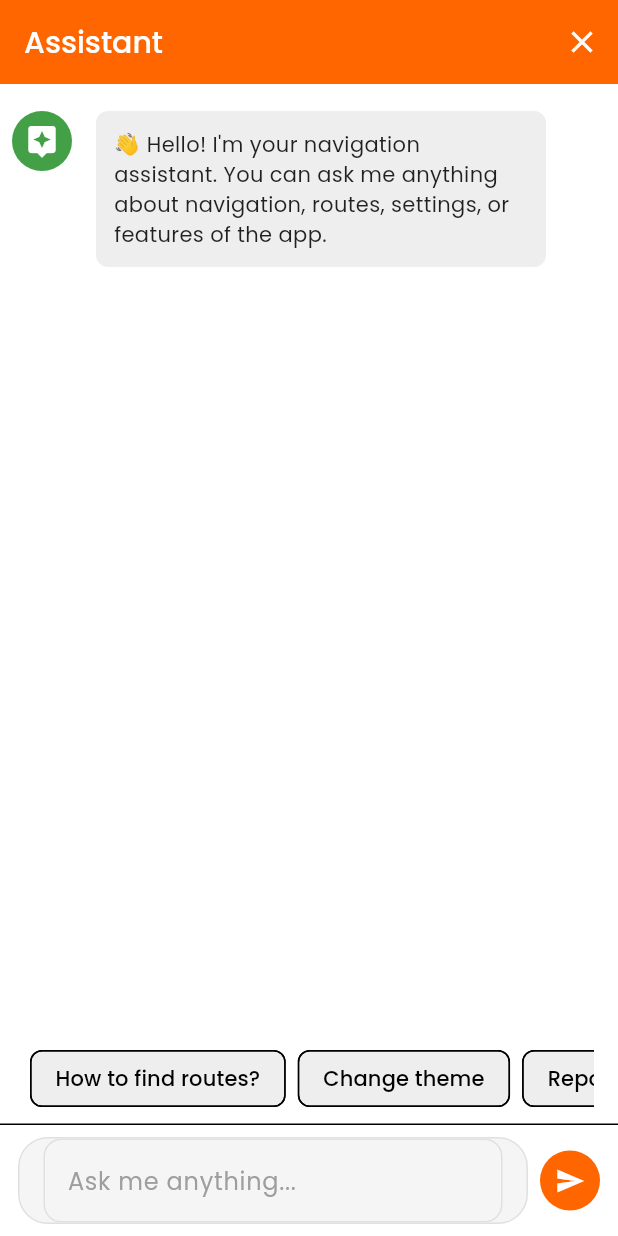
After one commit to team-evian-fiicode25/consumer, a Flutter app: the ChatbotScreen screen opened by its route, after a tap on the "send" icon, on a phone screen of 412 x 824 dp. The commit adds this screen. Run offline on Flutter 3.47's test engine with Material 3 defaults, Android fonts, the phone set to English and light mode, and no system bars; our stand-ins replace equatable, flutter_bloc, flutter_secure_storage, geolocator, go_router, google_fonts and 4 more; missing offline and left inert: libphonenumber_plugin, noise_meter; accounts and stored records are empty; network calls fail.

Commit message:
Implement chatbot service

```diff
--- /dev/null
+++ b/frontend/lib/core/services/chat_service.dart
@@ -0,0 +1,82 @@
+import 'package:flutter/foundation.dart';
+import 'http_service.dart' as http;
+
+class ChatService {
+  final http.HttpService _httpService = http.HttpService(baseUrl: "http://10.0.2.2:8888");
+  static const String _sendMessageEndpoint = "/send_message";
+  static const String _getMessagesEndpoint = "/messages";
+
+  Future<Map<String, dynamic>> sendMessage(String userId, String message) async {
+    try {
+      final response = await _httpService.request(
+        endpoint: _sendMessageEndpoint,
+        method: 'POST',
+        body: {
+          "userId": userId,
+          "message": message,
+        },
+      );
+
+      if (response.containsKey("error")) {
+        throw Exception(response["error"]);
+      }
+
+      return response;
+    } catch (e) {
+      debugPrint('Error sending message: $e');
+
+      return {
+        "chatBotReply": {
+          "text": "I'm sorry, I can't access the server right now. Please try again later.",
+        }
+      };
+    }
+  }
+
+  Future<List<dynamic>> getMessages(String userId) async {
+    try {
+      final response = await _httpService.request(
+        endpoint: _getMessagesEndpoint,
+        method: 'POST',
+        body: {
+          "userId": userId,
+        },
+      );
+
+      if (response.containsKey("error")) {
+        throw Exception(response["error"]);
+      }
+
+      List<dynamic> messagesList = [];
+
+      if (response.containsKey("messages")) {
+        final messages = response["messages"];
+        if (messages is List) {
+          messagesList = messages;
+        }
+      }
+      else if (response.containsKey("0")) {
+        int i = 0;
+        while (response.containsKey(i.toString())) {
+          messagesList.add(response[i.toString()]);
+          i++;
+        }
+      }
+      else {
+        try {
+          final list = response["data"] ?? [];
+          if (list is List) {
+            messagesList = list;
+          }
+        } catch (e) {
+          debugPrint('Error parsing messages: $e');
+        }
+      }
+
+      return messagesList;
+    } catch (e) {
+      debugPrint('Error fetching messages: $e');
+      return [];
+    }
+  }
+}
--- a/frontend/lib/router/router.dart
+++ b/frontend/lib/router/router.dart
@@ -13,6 +13,7 @@ import '../screens/settings/settings_page.dart';
 import '../screens/profile/profile_page.dart';
 import '../screens/awards/awards_page.dart';
 import '../screens/settings/settings_options_page.dart';
+import '../screens/chatbot/chatbot_screen.dart';
 
 final GoRouter router = GoRouter(
   redirect: (context, state) {
@@ -89,5 +90,10 @@ final GoRouter router = GoRouter(
       name: 'settings-options',
       builder: (context, state) => const SettingsOptionsPage(),
     ),
+    GoRoute(
+      path: '/chatbot',
+      name: 'chatbot',
+      builder: (context, state) => const ChatbotScreen(),
+    ),
   ],
 );
--- /dev/null
+++ b/frontend/lib/screens/chatbot/chatbot_screen.dart
@@ -0,0 +1,458 @@
+import 'package:flutter/material.dart';
+import 'package:go_router/go_router.dart';
+import '../../core/services/chat_service.dart';
+
+class ChatMessage {
+  final String text;
+  final bool isUser;
+  final Map<String, dynamic>? settingsResponse;
+
+  ChatMessage({
+    required this.text,
+    required this.isUser,
+    this.settingsResponse,
+  });
+}
+
+class ChatbotScreen extends StatefulWidget {
+  const ChatbotScreen({Key? key}) : super(key: key);
+
+  @override
+  _ChatbotScreenState createState() => _ChatbotScreenState();
+}
+
+class _ChatbotScreenState extends State<ChatbotScreen> {
+  final ChatService _chatService = ChatService();
+  final TextEditingController _textController = TextEditingController();
+  final List<ChatMessage> _messages = [];
+  final ScrollController _scrollController = ScrollController();
+  bool _isLoading = false;
+
+  final List<String> _suggestionChips = [
+    "How to find routes?",
+    "Change theme",
+    "Report an incident",
+    "Show air quality"
+  ];
+
+  @override
+  void initState() {
+    super.initState();
+    _loadMessages();
+  }
+
+  Future<void> _loadMessages() async {
+    setState(() {
+      _isLoading = true;
+    });
+
+    try {
+      final messages = await _chatService.getMessages("userTest1");
+
+      if (messages.isNotEmpty) {
+        setState(() {
+          _messages.clear();
+
+          for (var i = messages.length - 1; i >= 0; i--) {
+            final message = messages[i];
+
+            if (message is Map<String, dynamic>) {
+              if (message.containsKey("userMessage")) {
+                _messages.add(ChatMessage(
+                  text: message["userMessage"],
+                  isUser: true,
+                ));
+              }
+
+              if (message.containsKey("chatBotReply")) {
+                final reply = message["chatBotReply"];
+
+                if (reply is Map<String, dynamic> && reply.containsKey("text")) {
+                  Map<String, dynamic>? settingsResp;
+                  if (reply.containsKey("settingsResponse") &&
+                      reply["settingsResponse"] is Map<String, dynamic>) {
+                    settingsResp = reply["settingsResponse"];
+                  }
+
+                  _messages.add(ChatMessage(
+                    text: reply["text"],
+                    isUser: false,
+                    settingsResponse: settingsResp,
+                  ));
+                }
+              }
+            }
+          }
+        });
+      } else {
+        setState(() {
+          _messages.add(ChatMessage(
+            text: "👋 Hello! I'm your navigation assistant. You can ask me anything about navigation, routes, settings, or features of the app.",
+            isUser: false,
+          ));
+        });
+      }
+    } catch (e) {
+      debugPrint('Error loading messages: $e');
+
+      setState(() {
+        _messages.add(ChatMessage(
+          text: "👋 Hello! I'm your navigation assistant. You can ask me anything about navigation, routes, settings, or features of the app.",
+          isUser: false,
+        ));
+      });
+    } finally {
+      setState(() {
+        _isLoading = false;
+      });
+
+      _scrollToBottom();
+    }
+  }
+
+  void _handleSubmitted(String text) async {
+    _textController.clear();
+
+    if (text.trim().isEmpty) return;
+
+    setState(() {
+      _messages.add(ChatMessage(
+        text: text,
+        isUser: true,
+      ));
+      _isLoading = true;
+    });
+
+    _scrollToBottom();
+
+    try {
+      final response = await _chatService.sendMessage("userTest1", text);
+
+      if (response.containsKey("chatBotReply")) {
+        final chatbotReply = response["chatBotReply"];
+
+        if (chatbotReply is Map<String, dynamic>) {
+          Map<String, dynamic>? settingsResp;
+
+          if (chatbotReply.containsKey("settingsResponse") &&
+              chatbotReply["settingsResponse"] is Map<String, dynamic>) {
+            settingsResp = chatbotReply["settingsResponse"];
+          }
+
+          setState(() {
+            _messages.add(ChatMessage(
+              text: chatbotReply["text"] ?? "I don't understand that.",
+              isUser: false,
+              settingsResponse: settingsResp,
+            ));
+          });
+        } else if (chatbotReply is String) {
+          setState(() {
+            _messages.add(ChatMessage(
+              text: chatbotReply,
+              isUser: false,
+            ));
+          });
+        }
+      } else {
+        setState(() {
+          _messages.add(ChatMessage(
+            text: "I'm not sure how to respond to that.",
+            isUser: false,
+          ));
+        });
+      }
+    } catch (e) {
+      debugPrint('Error sending message: $e');
+      String errorMessage = "I'm sorry, I don't know how to respond to that yet. I'm still learning.";
+
+      setState(() {
+        _messages.add(ChatMessage(
+          text: errorMessage,
+          isUser: false,
+        ));
+      });
+    } finally {
+      setState(() {
+        _isLoading = false;
+      });
+
+      _scrollToBottom();
+    }
+  }
+
+  void _scrollToBottom() {
+    WidgetsBinding.instance.addPostFrameCallback((_) {
+      if (_scrollController.hasClients) {
+        _scrollController.animateTo(
+          _scrollController.position.maxScrollExtent,
+          duration: Duration(milliseconds: 300),
+          curve: Curves.easeOut,
+        );
+      }
+    });
+  }
+
+  void _handleSettingsNavigation(Map<String, dynamic>? settingsResponse) {
+    if (settingsResponse == null) return;
+
+    if (settingsResponse.containsKey("path")) {
+      final path = settingsResponse["path"];
+      if (path is String && path.isNotEmpty) {
+        if (path.startsWith('/')) {
+          context.go(path);
+        } else {
+          context.go('/$path');
+        }
+      }
+    }
+  }
+
+  bool _hasValidSettingsPath(Map<String, dynamic>? settingsResponse) {
+    if (settingsResponse == null) return false;
+
+    if (settingsResponse.containsKey("path")) {
+      final path = settingsResponse["path"];
+      return path is String && path.isNotEmpty;
+    }
+    return false;
+  }
+
+  @override
+  Widget build(BuildContext context) {
+    return Scaffold(
+      appBar: AppBar(
+        title: Text('Assistant'),
+        backgroundColor: Theme.of(context).colorScheme.primary,
+        foregroundColor: Colors.white,
+        elevation: 0,
+        actions: [
+          IconButton(
+            icon: Icon(Icons.close),
+            onPressed: () {
+              context.go('/home');
+            },
+          )
+        ],
+      ),
+      body: Column(
+        children: [
+          Expanded(
+            child: _isLoading && _messages.isEmpty
+                ? Center(child: CircularProgressIndicator())
+                : ListView.builder(
+                    controller: _scrollController,
+                    padding: EdgeInsets.all(8.0),
+                    itemCount: _messages.length + (_isLoading ? 1 : 0),
+                    itemBuilder: (_, int index) {
+                      if (index == _messages.length && _isLoading) {
+                        return _buildLoadingIndicator();
+                      }
+                      return _buildMessageItem(_messages[index]);
+                    },
+                  ),
+          ),
+          if (_messages.isEmpty || _messages.length < 3)
+            _buildSuggestionChips(),
+          Divider(height: 1.0),
+          _buildTextComposer(),
+        ],
+      ),
+    );
+  }
+
+  Widget _buildMessageItem(ChatMessage message) {
+    return Container(
+      margin: EdgeInsets.symmetric(vertical: 10.0),
+      child: Row(
+        mainAxisAlignment: message.isUser
+            ? MainAxisAlignment.end
+            : MainAxisAlignment.start,
+        crossAxisAlignment: CrossAxisAlignment.start,
+        children: [
+          if (!message.isUser) _buildChatbotAvatar(),
+          Flexible(
+            child: Container(
+              margin: message.isUser
+                  ? EdgeInsets.only(left: 40.0, right: 8.0)
+                  : EdgeInsets.only(left: 8.0, right: 40.0),
+              padding: EdgeInsets.all(12.0),
+              decoration: BoxDecoration(
+                color: message.isUser
+                    ? Colors.blue.shade600
+                    : Colors.grey.shade200,
+                borderRadius: BorderRadius.circular(8.0),
+              ),
+              child: Column(
+                crossAxisAlignment: CrossAxisAlignment.start,
+                children: [
+                  Text(
+                    message.text,
+                    style: TextStyle(
+                      color: message.isUser ? Colors.white : Colors.black87,
+                    ),
+                  ),
+                  if (!message.isUser && _hasValidSettingsPath(message.settingsResponse)) ...[
+                    SizedBox(height: 8.0),
+                    TextButton.icon(
+                      onPressed: () => _handleSettingsNavigation(message.settingsResponse),
+                      icon: Icon(Icons.settings),
+                      label: Text('Open Settings'),
+                      style: TextButton.styleFrom(
+                        foregroundColor: Colors.blue,
+                        visualDensity: VisualDensity.compact,
+                        padding: EdgeInsets.symmetric(horizontal: 8.0),
+                      ),
+                    ),
+                  ],
+                ],
+              ),
+            ),
+          ),
+          if (message.isUser) _buildUserAvatar(),
+        ],
+      ),
+    );
+  }
+
+  Widget _buildChatbotAvatar() {
+    return Container(
+      margin: EdgeInsets.only(right: 8.0),
+      child: CircleAvatar(
+        backgroundColor: Colors.green.shade600,
+        child: Icon(
+          Icons.assistant,
+          color: Colors.white,
+        ),
+      ),
+    );
+  }
+
+  Widget _buildUserAvatar() {
+    return Container(
+      margin: EdgeInsets.only(left: 8.0),
+      child: CircleAvatar(
+        backgroundColor: Colors.blue.shade600,
+        child: Icon(
+          Icons.person,
+          color: Colors.white,
+        ),
+      ),
+    );
+  }
+
+  Widget _buildTextComposer() {
+    return Container(
+      padding: EdgeInsets.symmetric(horizontal: 12.0, vertical: 8.0),
+      decoration: BoxDecoration(
+        color: Theme.of(context).cardColor,
+      ),
+      child: Row(
+        children: [
+          Expanded(
+            child: Container(
+              padding: EdgeInsets.symmetric(horizontal: 16.0),
+              decoration: BoxDecoration(
+                color: Colors.grey.shade100,
+                borderRadius: BorderRadius.circular(20.0),
+                border: Border.all(color: Colors.grey.shade300),
+              ),
+              child: TextField(
+                controller: _textController,
+                onSubmitted: _isLoading ? null : _handleSubmitted,
+                decoration: InputDecoration(
+                  hintText: 'Ask me anything...',
+                  border: InputBorder.none,
+                  hintStyle: TextStyle(color: Colors.grey),
+                ),
+                enabled: !_isLoading,
+              ),
+            ),
+          ),
+          SizedBox(width: 8),
+          InkWell(
+            borderRadius: BorderRadius.circular(25),
+            onTap: _isLoading ? null : () => _handleSubmitted(_textController.text),
+            child: Container(
+              padding: EdgeInsets.all(10),
+              decoration: BoxDecoration(
+                shape: BoxShape.circle,
+                color: _isLoading
+                    ? Theme.of(context).colorScheme.primary.withOpacity(0.5)
+                    : Theme.of(context).colorScheme.primary,
+              ),
+              child: Icon(
+                Icons.send,
+                color: Colors.white,
+                size: 20,
+              ),
+            ),
+          ),
+        ],
+      ),
+    );
+  }
+
+  Widget _buildSuggestionChips() {
+    return Container(
+      height: 60,
+      padding: EdgeInsets.symmetric(horizontal: 16),
+      child: ListView(
+        scrollDirection: Axis.horizontal,
+        children: _suggestionChips.map((suggestion) {
+          return Padding(
+            padding: const EdgeInsets.symmetric(horizontal: 4),
+            child: ActionChip(
+              label: Text(suggestion),
+              onPressed: () => _handleSubmitted(suggestion),
+              backgroundColor: Colors.grey.shade200,
+            ),
+          );
+        }).toList(),
+      ),
+    );
+  }
+
+  Widget _buildLoadingIndicator() {
+    return Container(
+      margin: EdgeInsets.symmetric(vertical: 10.0),
+      child: Row(
+        mainAxisAlignment: MainAxisAlignment.start,
+        crossAxisAlignment: CrossAxisAlignment.start,
+        children: [
+          _buildChatbotAvatar(),
+          Container(
+            margin: EdgeInsets.only(left: 8.0, right: 40.0),
+            padding: EdgeInsets.all(12.0),
+            decoration: BoxDecoration(
+              color: Colors.grey.shade200,
+              borderRadius: BorderRadius.circular(8.0),
+            ),
+            child: Row(
+              mainAxisSize: MainAxisSize.min,
+              children: [
+                SizedBox(
+                  width: 20,
+                  height: 20,
+                  child: CircularProgressIndicator(
+                    strokeWidth: 2,
+                    valueColor: AlwaysStoppedAnimation<Color>(Colors.grey.shade700),
+                  ),
+                ),
+                SizedBox(width: 8),
+                Text('Thinking...', style: TextStyle(color: Colors.grey.shade700)),
+              ],
+            ),
+          ),
+        ],
+      ),
+    );
+  }
+
+  @override
+  void dispose() {
+    _textController.dispose();
+    _scrollController.dispose();
+    super.dispose();
+  }
+}
```
Also changed, not shown: frontend/lib/screens/home/home.dart (+36 -0 lines).
